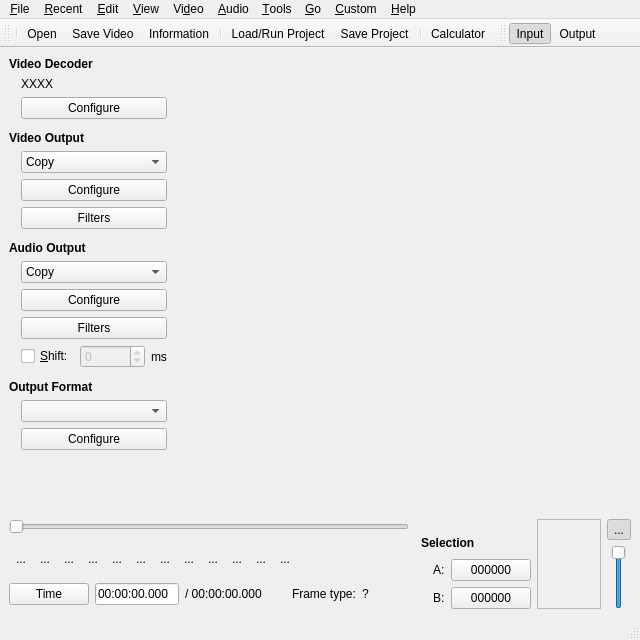
First picture: the form in branches/avidemux_2.6_branch_mean/avidemux/qt4/ADM_userInterfaces/ADM_gui/gui2.ui, repository BackupTheBerlios/avidemux-svn, before the edit.
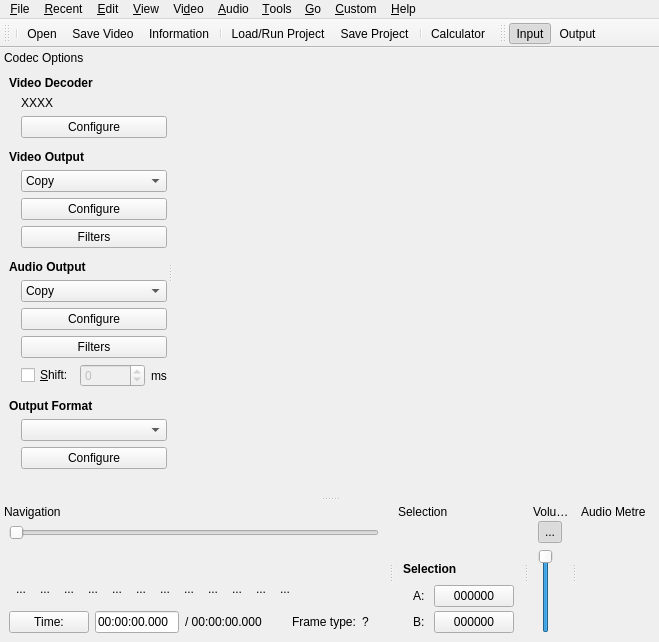
Second picture: the form after the edit. Icons and pictures are not drawn. Custom widgets are drawn as their Qt base class.

Commit message: [qt] employ docking widgets so sections can be hidden

Diff of the .ui file:
```diff
--- a/branches/avidemux_2.6_branch_mean/avidemux/qt4/ADM_userInterfaces/ADM_gui/gui2.ui
+++ b/branches/avidemux_2.6_branch_mean/avidemux/qt4/ADM_userInterfaces/ADM_gui/gui2.ui
@@ -7,22 +7,10 @@
    <rect>
     <x>0</x>
     <y>0</y>
-    <width>640</width>
-    <height>640</height>
+    <width>659</width>
+    <height>642</height>
    </rect>
   </property>
-  <property name="sizePolicy">
-   <sizepolicy hsizetype="Minimum" vsizetype="Minimum">
-    <horstretch>0</horstretch>
-    <verstretch>0</verstretch>
-   </sizepolicy>
-  </property>
-  <property name="minimumSize">
-   <size>
-    <width>640</width>
-    <height>640</height>
-   </size>
-  </property>
   <property name="windowTitle">
    <string>Avidemux</string>
   </property>
@@ -49,9 +37,210 @@
      <height>200</height>
     </size>
    </property>
-   <layout class="QVBoxLayout" name="verticalLayout_5">
+   <layout class="QHBoxLayout" name="horizontalLayout_3">
     <item>
-     <layout class="QHBoxLayout" name="horizontalLayout_2">
+     <layout class="QHBoxLayout" name="_10">
+      <property name="spacing">
+       <number>6</number>
+      </property>
+      <property name="margin">
+       <number>0</number>
+      </property>
+      <item>
+       <widget class="QFrame" name="frame_video">
+        <property name="sizePolicy">
+         <sizepolicy hsizetype="Fixed" vsizetype="Fixed">
+          <horstretch>0</horstretch>
+          <verstretch>0</verstretch>
+         </sizepolicy>
+        </property>
+        <property name="minimumSize">
+         <size>
+          <width>100</width>
+          <height>100</height>
+         </size>
+        </property>
+        <property name="autoFillBackground">
+         <bool>false</bool>
+        </property>
+        <property name="frameShape">
+         <enum>QFrame::NoFrame</enum>
+        </property>
+        <property name="frameShadow">
+         <enum>QFrame::Raised</enum>
+        </property>
+        <property name="lineWidth">
+         <number>0</number>
+        </property>
+       </widget>
+      </item>
+      <item>
+       <spacer>
+        <property name="orientation">
+         <enum>Qt::Horizontal</enum>
+        </property>
+        <property name="sizeType">
+         <enum>QSizePolicy::Expanding</enum>
+        </property>
+        <property name="sizeHint" stdset="0">
+         <size>
+          <width>13</width>
+          <height>13</height>
+         </size>
+        </property>
+       </spacer>
+      </item>
+     </layout>
+    </item>
+   </layout>
+  </widget>
+  <widget class="QMenuBar" name="menubar">
+   <property name="geometry">
+    <rect>
+     <x>0</x>
+     <y>0</y>
+     <width>659</width>
+     <height>22</height>
+    </rect>
+   </property>
+   <widget class="QMenu" name="menuHelp">
+    <property name="title">
+     <string>&amp;Help</string>
+    </property>
+   </widget>
+   <widget class="QMenu" name="menuVideo">
+    <property name="title">
+     <string>Vi&amp;deo</string>
+    </property>
+   </widget>
+   <widget class="QMenu" name="menuEdit">
+    <property name="title">
+     <string>&amp;Edit</string>
+    </property>
+   </widget>
+   <widget class="QMenu" name="menuView">
+    <property name="title">
+     <string>&amp;View</string>
+    </property>
+    <widget class="QMenu" name="menuToolbars">
+     <property name="title">
+      <string>&amp;Toolbars</string>
+     </property>
+     <addaction name="actionViewAudioMetre"/>
+     <addaction name="actionViewCodecOptions"/>
+     <addaction name="actionViewNavigation"/>
+     <addaction name="actionViewSelection"/>
+     <addaction name="actionViewVolume"/>
+    </widget>
+    <addaction name="menuToolbars"/>
+   </widget>
+   <widget class="QMenu" name="menuCustom">
+    <property name="title">
+     <string>&amp;Custom</string>
+    </property>
+   </widget>
+   <widget class="QMenu" name="menuGo">
+    <property name="title">
+     <string>&amp;Go</string>
+    </property>
+   </widget>
+   <widget class="QMenu" name="menuTools">
+    <property name="title">
+     <string>&amp;Tools</string>
+    </property>
+   </widget>
+   <widget class="QMenu" name="menuAudio">
+    <property name="title">
+     <string>&amp;Audio</string>
+    </property>
+   </widget>
+   <widget class="QMenu" name="menuFile">
+    <property name="title">
+     <string>&amp;File</string>
+    </property>
+   </widget>
+   <widget class="QMenu" name="menuRecent">
+    <property name="title">
+     <string>&amp;Recent</string>
+    </property>
+   </widget>
+   <addaction name="menuFile"/>
+   <addaction name="menuRecent"/>
+   <addaction name="menuEdit"/>
+   <addaction name="menuView"/>
+   <addaction name="menuVideo"/>
+   <addaction name="menuAudio"/>
+   <addaction name="menuTools"/>
+   <addaction name="menuGo"/>
+   <addaction name="menuCustom"/>
+   <addaction name="menuHelp"/>
+  </widget>
+  <widget class="QToolBar" name="toolBar">
+   <property name="orientation">
+    <enum>Qt::Horizontal</enum>
+   </property>
+   <attribute name="toolBarArea">
+    <enum>TopToolBarArea</enum>
+   </attribute>
+   <attribute name="toolBarBreak">
+    <bool>false</bool>
+   </attribute>
+   <addaction name="separator"/>
+   <addaction name="actionOpen"/>
+   <addaction name="actionSave_video"/>
+   <addaction name="actionProperties"/>
+   <addaction name="separator"/>
+   <addaction name="actionLoad_run_project"/>
+   <addaction name="actionSave_project"/>
+   <addaction name="separator"/>
+   <addaction name="actionCalculator"/>
+  </widget>
+  <widget class="QToolBar" name="toolBar_2">
+   <property name="orientation">
+    <enum>Qt::Horizontal</enum>
+   </property>
+   <attribute name="toolBarArea">
+    <enum>TopToolBarArea</enum>
+   </attribute>
+   <attribute name="toolBarBreak">
+    <bool>false</bool>
+   </attribute>
+   <addaction name="actionPreviewInput"/>
+   <addaction name="actionPreviewOutput"/>
+  </widget>
+  <widget class="QDockWidget" name="codecWidget">
+   <property name="styleSheet">
+    <string notr="true"/>
+   </property>
+   <property name="features">
+    <set>QDockWidget::NoDockWidgetFeatures</set>
+   </property>
+   <property name="allowedAreas">
+    <set>Qt::LeftDockWidgetArea|Qt::RightDockWidgetArea</set>
+   </property>
+   <property name="windowTitle">
+    <string>Codec Options</string>
+   </property>
+   <attribute name="dockWidgetArea">
+    <number>1</number>
+   </attribute>
+   <widget class="QWidget" name="dockWidgetContents">
+    <layout class="QVBoxLayout" name="verticalLayout_9">
+     <property name="spacing">
+      <number>0</number>
+     </property>
+     <property name="leftMargin">
+      <number>9</number>
+     </property>
+     <property name="topMargin">
+      <number>9</number>
+     </property>
+     <property name="rightMargin">
+      <number>0</number>
+     </property>
+     <property name="bottomMargin">
+      <number>9</number>
+     </property>
       <item>
        <layout class="QVBoxLayout" name="verticalLayout_3">
         <property name="spacing">
@@ -581,62 +770,6 @@
        </layout>
       </item>
       <item>
-       <layout class="QHBoxLayout" name="_10">
-        <property name="spacing">
-         <number>6</number>
-        </property>
-        <property name="margin">
-         <number>0</number>
-        </property>
-        <item>
-         <widget class="QFrame" name="frame_video">
-          <property name="sizePolicy">
-           <sizepolicy hsizetype="Fixed" vsizetype="Fixed">
-            <horstretch>0</horstretch>
-            <verstretch>0</verstretch>
-           </sizepolicy>
-          </property>
-          <property name="minimumSize">
-           <size>
-            <width>100</width>
-            <height>100</height>
-           </size>
-          </property>
-          <property name="autoFillBackground">
-           <bool>false</bool>
-          </property>
-          <property name="frameShape">
-           <enum>QFrame::NoFrame</enum>
-          </property>
-          <property name="frameShadow">
-           <enum>QFrame::Raised</enum>
-          </property>
-          <property name="lineWidth">
-           <number>0</number>
-          </property>
-         </widget>
-        </item>
-        <item>
-         <spacer>
-          <property name="orientation">
-           <enum>Qt::Horizontal</enum>
-          </property>
-          <property name="sizeType">
-           <enum>QSizePolicy::Expanding</enum>
-          </property>
-          <property name="sizeHint" stdset="0">
-           <size>
-            <width>13</width>
-            <height>13</height>
-           </size>
-          </property>
-         </spacer>
-        </item>
-       </layout>
-      </item>
-     </layout>
-    </item>
-    <item>
      <spacer name="verticalSpacer_3">
       <property name="orientation">
        <enum>Qt::Vertical</enum>
@@ -646,23 +779,58 @@
       </property>
       <property name="sizeHint" stdset="0">
        <size>
-        <width>619</width>
-        <height>0</height>
+         <width>20</width>
+         <height>10</height>
        </size>
       </property>
      </spacer>
     </item>
-    <item>
-     <layout class="QHBoxLayout" name="horizontalLayout_3">
-      <item>
-       <layout class="QGridLayout" name="gridLayout_2">
-        <property name="horizontalSpacing">
-         <number>12</number>
-        </property>
-        <property name="verticalSpacing">
+    </layout>
+   </widget>
+  </widget>
+  <widget class="QDockWidget" name="navigationWidget">
+   <property name="sizePolicy">
+    <sizepolicy hsizetype="Expanding" vsizetype="Preferred">
+     <horstretch>0</horstretch>
+     <verstretch>0</verstretch>
+    </sizepolicy>
+   </property>
+   <property name="features">
+    <set>QDockWidget::NoDockWidgetFeatures</set>
+   </property>
+   <property name="allowedAreas">
+    <set>Qt::BottomDockWidgetArea</set>
+   </property>
+   <property name="windowTitle">
+    <string>Navigation</string>
+   </property>
+   <attribute name="dockWidgetArea">
+    <number>8</number>
+   </attribute>
+   <widget class="QWidget" name="dockWidgetContents_2">
+    <property name="sizePolicy">
+     <sizepolicy hsizetype="Expanding" vsizetype="Preferred">
+      <horstretch>0</horstretch>
+      <verstretch>0</verstretch>
+     </sizepolicy>
+    </property>
+    <layout class="QVBoxLayout" name="verticalLayout_8">
+     <property name="spacing">
          <number>0</number>
         </property>
-        <item row="0" column="0">
+     <property name="leftMargin">
+      <number>9</number>
+     </property>
+     <property name="topMargin">
+      <number>1</number>
+     </property>
+     <property name="rightMargin">
+      <number>9</number>
+     </property>
+     <property name="bottomMargin">
+      <number>9</number>
+     </property>
+     <item>
          <widget class="ADM_QSlider" name="horizontalSlider">
           <property name="sizePolicy">
            <sizepolicy hsizetype="Expanding" vsizetype="Fixed">
@@ -670,35 +838,41 @@
             <verstretch>0</verstretch>
            </sizepolicy>
           </property>
+       <property name="minimumSize">
+        <size>
+         <width>0</width>
+         <height>22</height>
+        </size>
+       </property>
           <property name="orientation">
            <enum>Qt::Horizontal</enum>
           </property>
          </widget>
         </item>
-        <item row="1" column="0">
+     <item>
+      <spacer name="verticalSpacer_4">
+       <property name="orientation">
+        <enum>Qt::Vertical</enum>
+       </property>
+       <property name="sizeType">
+        <enum>QSizePolicy::MinimumExpanding</enum>
+       </property>
+       <property name="sizeHint" stdset="0">
+        <size>
+         <width>0</width>
+         <height>6</height>
+        </size>
+       </property>
+      </spacer>
+     </item>
+     <item>
          <layout class="QVBoxLayout" name="verticalLayout">
           <property name="spacing">
+        <number>12</number>
+       </property>
+       <property name="topMargin">
            <number>0</number>
           </property>
-          <property name="sizeConstraint">
-           <enum>QLayout::SetDefaultConstraint</enum>
-          </property>
-          <item>
-           <spacer name="verticalSpacer">
-            <property name="orientation">
-             <enum>Qt::Vertical</enum>
-            </property>
-            <property name="sizeType">
-             <enum>QSizePolicy::Preferred</enum>
-            </property>
-            <property name="sizeHint" stdset="0">
-             <size>
-              <width>20</width>
-              <height>12</height>
-             </size>
-            </property>
-           </spacer>
-          </item>
           <item>
            <layout class="QHBoxLayout" name="_3">
             <property name="spacing">
@@ -965,22 +1139,6 @@
             </item>
            </layout>
           </item>
-          <item>
-           <spacer name="verticalSpacer_2">
-            <property name="orientation">
-             <enum>Qt::Vertical</enum>
-            </property>
-            <property name="sizeType">
-             <enum>QSizePolicy::Preferred</enum>
-            </property>
-            <property name="sizeHint" stdset="0">
-             <size>
-              <width>20</width>
-              <height>12</height>
-             </size>
-            </property>
-           </spacer>
-          </item>
           <item>
            <layout class="QHBoxLayout" name="_4">
             <property name="spacing">
@@ -992,7 +1150,7 @@
             <item>
              <widget class="QPushButton" name="pushButtonTime">
               <property name="text">
-               <string>Time</string>
+            <string>Time:</string>
               </property>
              </widget>
             </item>
@@ -1096,13 +1254,90 @@
           </item>
          </layout>
         </item>
-        <item row="1" column="1">
+    </layout>
+   </widget>
+  </widget>
+  <widget class="QDockWidget" name="selectionWidget">
+   <property name="sizePolicy">
+    <sizepolicy hsizetype="Fixed" vsizetype="Preferred">
+     <horstretch>0</horstretch>
+     <verstretch>0</verstretch>
+    </sizepolicy>
+   </property>
+   <property name="minimumSize">
+    <size>
+     <width>120</width>
+     <height>0</height>
+    </size>
+   </property>
+   <property name="features">
+    <set>QDockWidget::NoDockWidgetFeatures</set>
+   </property>
+   <property name="windowTitle">
+    <string>Selection</string>
+   </property>
+   <attribute name="dockWidgetArea">
+    <number>8</number>
+   </attribute>
+   <widget class="QWidget" name="dockWidgetContents_7">
+    <property name="sizePolicy">
+     <sizepolicy hsizetype="Fixed" vsizetype="Preferred">
+      <horstretch>0</horstretch>
+      <verstretch>0</verstretch>
+     </sizepolicy>
+    </property>
+    <layout class="QVBoxLayout" name="verticalLayout_7">
+     <property name="spacing">
+      <number>0</number>
+     </property>
+     <property name="leftMargin">
+      <number>9</number>
+     </property>
+     <property name="topMargin">
+      <number>0</number>
+     </property>
+     <property name="rightMargin">
+      <number>9</number>
+     </property>
+     <property name="bottomMargin">
+      <number>9</number>
+     </property>
+     <item>
+      <widget class="QWidget" name="sliderPlaceHolder" native="true">
+       <property name="sizePolicy">
+        <sizepolicy hsizetype="Preferred" vsizetype="Fixed">
+         <horstretch>0</horstretch>
+         <verstretch>0</verstretch>
+        </sizepolicy>
+       </property>
+       <property name="minimumSize">
+        <size>
+         <width>0</width>
+         <height>20</height>
+        </size>
+       </property>
+      </widget>
+     </item>
+     <item>
+      <spacer name="verticalSpacer_2">
+       <property name="orientation">
+        <enum>Qt::Vertical</enum>
+       </property>
+       <property name="sizeType">
+        <enum>QSizePolicy::MinimumExpanding</enum>
+       </property>
+       <property name="sizeHint" stdset="0">
+        <size>
+         <width>0</width>
+         <height>6</height>
+        </size>
+       </property>
+      </spacer>
+     </item>
+     <item>
          <layout class="QVBoxLayout" name="verticalLayout_6">
           <property name="spacing">
-           <number>6</number>
-          </property>
-          <property name="sizeConstraint">
-           <enum>QLayout::SetDefaultConstraint</enum>
+        <number>9</number>
           </property>
           <item>
            <widget class="QLabel" name="label">
@@ -1113,8 +1348,8 @@
           </item>
           <item>
            <layout class="QGridLayout" name="gridLayout">
-            <property name="spacing">
-             <number>6</number>
+         <property name="verticalSpacing">
+          <number>4</number>
             </property>
             <item row="1" column="0">
              <spacer name="horizontalSpacer">
@@ -1126,23 +1361,7 @@
               </property>
               <property name="sizeHint" stdset="0">
                <size>
-                <width>12</width>
-                <height>0</height>
-               </size>
-              </property>
-             </spacer>
-            </item>
-            <item row="2" column="0">
-             <spacer name="horizontalSpacer_2">
-              <property name="orientation">
-               <enum>Qt::Horizontal</enum>
-              </property>
-              <property name="sizeType">
-               <enum>QSizePolicy::Fixed</enum>
-              </property>
-              <property name="sizeHint" stdset="0">
-               <size>
-                <width>12</width>
+             <width>10</width>
                 <height>0</height>
                </size>
               </property>
@@ -1180,37 +1399,32 @@
           </item>
          </layout>
         </item>
-        <item row="0" column="1">
-         <widget class="QWidget" name="sliderPlaceHolder" native="true"/>
-        </item>
-       </layout>
-      </item>
-      <item>
-       <widget class="QFrame" name="frameVU">
+    </layout>
+   </widget>
+  </widget>
+  <widget class="QDockWidget" name="volumeWidget">
         <property name="sizePolicy">
          <sizepolicy hsizetype="Fixed" vsizetype="Preferred">
           <horstretch>0</horstretch>
           <verstretch>0</verstretch>
          </sizepolicy>
         </property>
-        <property name="minimumSize">
-         <size>
-          <width>64</width>
-          <height>64</height>
-         </size>
-        </property>
-        <property name="frameShape">
-         <enum>QFrame::StyledPanel</enum>
-        </property>
-        <property name="frameShadow">
-         <enum>QFrame::Raised</enum>
-        </property>
-       </widget>
-      </item>
-      <item>
+   <property name="features">
+    <set>QDockWidget::NoDockWidgetFeatures</set>
+   </property>
+   <property name="allowedAreas">
+    <set>Qt::BottomDockWidgetArea</set>
+   </property>
+   <property name="windowTitle">
+    <string>Volume</string>
+   </property>
+   <attribute name="dockWidgetArea">
+    <number>8</number>
+   </attribute>
+   <widget class="QWidget" name="dockWidgetContents_5">
        <layout class="QVBoxLayout" name="verticalLayout_4">
-        <property name="spacing">
-         <number>5</number>
+     <property name="topMargin">
+      <number>0</number>
         </property>
         <item>
          <widget class="QToolButton" name="toolButtonAudioToggle">
@@ -1218,11 +1432,17 @@
            <bool>true</bool>
           </property>
           <property name="sizePolicy">
-           <sizepolicy hsizetype="Preferred" vsizetype="Fixed">
+        <sizepolicy hsizetype="Fixed" vsizetype="Fixed">
             <horstretch>0</horstretch>
             <verstretch>0</verstretch>
            </sizepolicy>
           </property>
+       <property name="minimumSize">
+        <size>
+         <width>0</width>
+         <height>22</height>
+        </size>
+       </property>
           <property name="text">
            <string>...</string>
           </property>
@@ -1238,18 +1458,34 @@
           </property>
          </widget>
         </item>
+     <item>
+      <spacer name="verticalSpacer">
+       <property name="orientation">
+        <enum>Qt::Vertical</enum>
+       </property>
+       <property name="sizeType">
+        <enum>QSizePolicy::MinimumExpanding</enum>
+       </property>
+       <property name="sizeHint" stdset="0">
+        <size>
+         <width>0</width>
+         <height>0</height>
+        </size>
+       </property>
+      </spacer>
+     </item>
         <item>
          <widget class="QSlider" name="horizontalSlider_2">
           <property name="sizePolicy">
-           <sizepolicy hsizetype="Preferred" vsizetype="Expanding">
+        <sizepolicy hsizetype="Fixed" vsizetype="Minimum">
             <horstretch>0</horstretch>
             <verstretch>0</verstretch>
            </sizepolicy>
           </property>
-          <property name="maximumSize">
+       <property name="minimumSize">
            <size>
-            <width>16777215</width>
-            <height>64</height>
+         <width>0</width>
+         <height>30</height>
            </size>
           </property>
           <property name="maximum">
@@ -1264,114 +1500,56 @@
          </widget>
         </item>
        </layout>
-      </item>
-     </layout>
-    </item>
-   </layout>
-  </widget>
-  <widget class="QMenuBar" name="menubar">
-   <property name="geometry">
-    <rect>
-     <x>0</x>
-     <y>0</y>
-     <width>640</width>
-     <height>21</height>
-    </rect>
-   </property>
-   <widget class="QMenu" name="menuHelp">
-    <property name="title">
-     <string>&amp;Help</string>
-    </property>
-   </widget>
-   <widget class="QMenu" name="menuVideo">
-    <property name="title">
-     <string>Vi&amp;deo</string>
-    </property>
-   </widget>
-   <widget class="QMenu" name="menuEdit">
-    <property name="title">
-     <string>&amp;Edit</string>
-    </property>
-   </widget>
-   <widget class="QMenu" name="menuView">
-    <property name="title">
-     <string>&amp;View</string>
-    </property>
-   </widget>
-   <widget class="QMenu" name="menuCustom">
-    <property name="title">
-     <string>&amp;Custom</string>
-    </property>
-   </widget>
-   <widget class="QMenu" name="menuGo">
-    <property name="title">
-     <string>&amp;Go</string>
+   </widget>
+  </widget>
+  <widget class="QDockWidget" name="audioMetreWidget">
+   <property name="sizePolicy">
+    <sizepolicy hsizetype="Fixed" vsizetype="Preferred">
+     <horstretch>0</horstretch>
+     <verstretch>0</verstretch>
+    </sizepolicy>
+   </property>
+   <property name="features">
+    <set>QDockWidget::NoDockWidgetFeatures</set>
+   </property>
+   <property name="allowedAreas">
+    <set>Qt::BottomDockWidgetArea</set>
+   </property>
+   <property name="windowTitle">
+    <string>Audio Metre</string>
+   </property>
+   <attribute name="dockWidgetArea">
+    <number>8</number>
+   </attribute>
+   <widget class="QWidget" name="dockWidgetContents_3">
+    <property name="sizePolicy">
+     <sizepolicy hsizetype="Fixed" vsizetype="Preferred">
+      <horstretch>0</horstretch>
+      <verstretch>0</verstretch>
+     </sizepolicy>
     </property>
-   </widget>
-   <widget class="QMenu" name="menuTools">
-    <property name="title">
-     <string>&amp;Tools</string>
-    </property>
-   </widget>
-   <widget class="QMenu" name="menuAudio">
-    <property name="title">
-     <string>&amp;Audio</string>
-    </property>
-   </widget>
-   <widget class="QMenu" name="menuFile">
-    <property name="title">
-     <string>&amp;File</string>
-    </property>
-   </widget>
-   <widget class="QMenu" name="menuRecent">
-    <property name="title">
-     <string>&amp;Recent</string>
-    </property>
+    <layout class="QVBoxLayout" name="verticalLayout_5">
+     <property name="spacing">
+      <number>0</number>
+     </property>
+     <item>
+      <widget class="QFrame" name="frameVU">
+       <property name="sizePolicy">
+        <sizepolicy hsizetype="Fixed" vsizetype="Fixed">
+         <horstretch>0</horstretch>
+         <verstretch>0</verstretch>
+        </sizepolicy>
+       </property>
+       <property name="minimumSize">
+        <size>
+         <width>64</width>
+         <height>64</height>
+        </size>
+       </property>
+      </widget>
+     </item>
+    </layout>
    </widget>
-   <addaction name="menuFile"/>
-   <addaction name="menuRecent"/>
-   <addaction name="menuEdit"/>
-   <addaction name="menuView"/>
-   <addaction name="menuVideo"/>
-   <addaction name="menuAudio"/>
-   <addaction name="menuTools"/>
-   <addaction name="menuGo"/>
-   <addaction name="menuCustom"/>
-   <addaction name="menuHelp"/>
-  </widget>
-  <widget class="QStatusBar" name="statusbar"/>
-  <widget class="QToolBar" name="toolBar">
-   <property name="orientation">
-    <enum>Qt::Horizontal</enum>
-   </property>
-   <attribute name="toolBarArea">
-    <enum>TopToolBarArea</enum>
-   </attribute>
-   <attribute name="toolBarBreak">
-    <bool>false</bool>
-   </attribute>
-   <addaction name="separator"/>
-   <addaction name="actionOpen"/>
-   <addaction name="actionSave_video"/>
-   <addaction name="actionProperties"/>
-   <addaction name="separator"/>
-   <addaction name="actionLoad_run_project"/>
-   <addaction name="actionSave_project"/>
-   <addaction name="separator"/>
-   <addaction name="actionCalculator"/>
-  </widget>
-  <widget class="QToolBar" name="toolBar_2">
-   <property name="orientation">
-    <enum>Qt::Horizontal</enum>
-   </property>
-   <attribute name="toolBarArea">
-    <enum>TopToolBarArea</enum>
-   </attribute>
-   <attribute name="toolBarBreak">
-    <bool>false</bool>
-   </attribute>
-   <addaction name="actionPreviewInput"/>
-   <addaction name="actionPreviewOutput"/>
   </widget>
   <action name="actionOpen">
    <property name="icon">
```
Left out of the diff: 925 changed lines with no effect on the pictures. Lines whose indentation alone changed are shown as unchanged. The commit also changes 1 other file.
